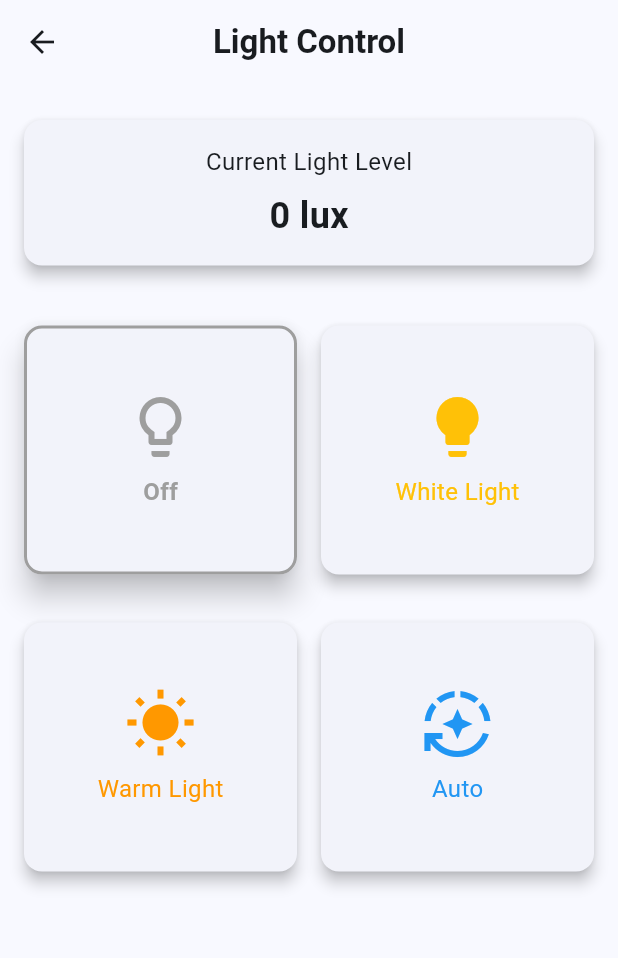
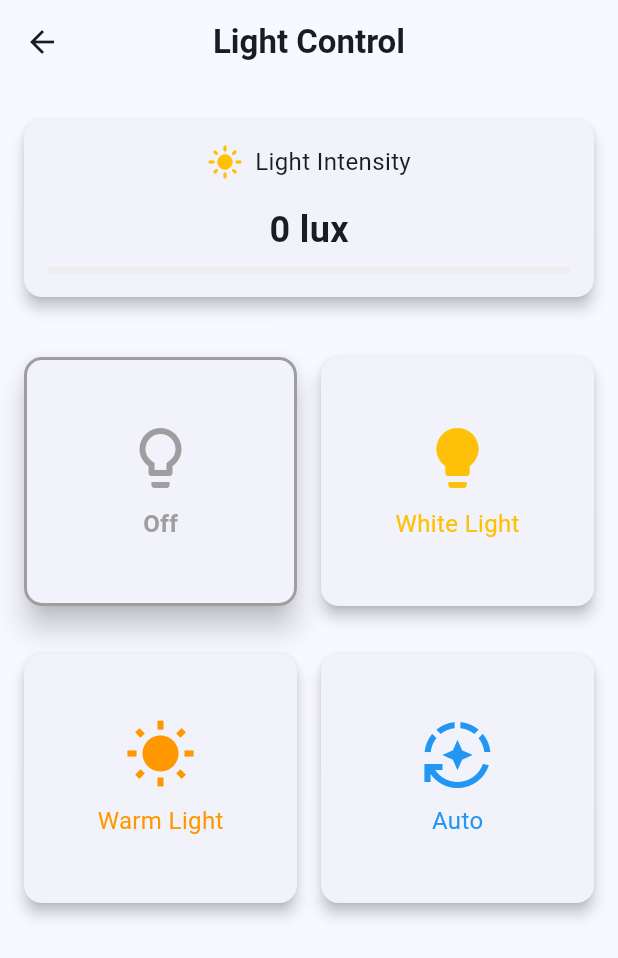
Before and after one commit to nirmalfernando/Smart-Workplace-Wellness-System, a Flutter app: the screen it shows after launch, after a tap on "Light Intensity", on a phone screen of 412 x 824 dp. Shown: the top 958 px of the screen. Run offline on Flutter 3.47's test engine with Material 3 defaults, Android fonts, the phone set to English and light mode, and no system bars; our stand-ins replace firebase_auth, firebase_core, firebase_database, fl_chart, flutter_local_notifications, fluttertoast; accounts and stored records are empty.

Commit message:
Update light_control.dart

```diff
--- a/frontend/lib/screens/light_control.dart
+++ b/frontend/lib/screens/light_control.dart
@@ -14,10 +14,52 @@ class LightControlScreen extends StatefulWidget {
 }
 
 class _LightControlScreenState extends State<LightControlScreen> {
+  // Database references for both controls and sensor readings
   final DatabaseReference _database = FirebaseDatabase.instance.ref('lights');
+  final DatabaseReference _sensorDatabase = FirebaseDatabase.instance.ref('sensors');
+
+  // Stream for real-time light sensor updates
+  late final Stream<DatabaseEvent> _lightStream;
+
   String _currentMode = 'off';
   double _intensity = 0.5;
   bool _isLoading = false;
+
+  // Track the latest sensor reading
+  int _currentLightLevel = 0;
+  bool _hasStreamError = false;
+
+  @override
+  void initState() {
+    super.initState();
+    _currentLightLevel = widget.currentLightLevel;
+    _initializeStream();
+  }
+
+  void _initializeStream() {
+    // Set up the stream as a broadcast stream for multiple listeners
+    _lightStream = _sensorDatabase.child('light')
+        .onValue
+        .asBroadcastStream();
+
+    // Listen to the stream for updates
+    _lightStream.listen(
+      (event) {
+        setState(() {
+          _currentLightLevel = event.snapshot.value as int? ?? 0;
+          _hasStreamError = false;
+        });
+      },
+      onError: (error) {
+        setState(() {
+          _hasStreamError = true;
+        });
+        ScaffoldMessenger.of(context).showSnackBar(
+          SnackBar(content: Text('Error receiving sensor updates: $error')),
+        );
+      },
+    );
+  }
 
   Future<void> _updateLightSettings(String mode, [double? intensity]) async {
     setState(() => _isLoading = true);
@@ -74,6 +116,67 @@ class _LightControlScreenState extends State<LightControlScreen> {
     );
   }
 
+  // New widget to display real-time light level with animation
+  Widget _buildLightLevelIndicator() {
+    return Card(
+      child: Padding(
+        padding: const EdgeInsets.all(16.0),
+        child: Column(
+          children: [
+            Row(
+              mainAxisAlignment: MainAxisAlignment.center,
+              children: [
+                Icon(
+                  Icons.light_mode,
+                  color: Colors.amber,
+                  size: 24,
+                ),
+                const SizedBox(width: 8),
+                const Text(
+                  'Light Intensity',
+                  style: TextStyle(fontSize: 16),
+                ),
+              ],
+            ),
+            const SizedBox(height: 16),
+            if (_hasStreamError)
+              const Text(
+                'Error receiving updates',
+                style: TextStyle(color: Colors.red),
+              )
+            else
+              TweenAnimationBuilder<double>(
+                tween: Tween<double>(
+                  begin: widget.currentLightLevel.toDouble(),
+                  end: _currentLightLevel.toDouble(),
+                ),
+                duration: const Duration(milliseconds: 500),
+                builder: (context, value, child) {
+                  return Column(
+                    children: [
+                      Text(
+                        '${value.round()} lux',
+                        style: const TextStyle(
+                          fontSize: 24,
+                          fontWeight: FontWeight.bold,
+                        ),
+                      ),
+                      const SizedBox(height: 8),
+                      LinearProgressIndicator(
+                        value: value / 1000, // Assuming max value of 1000 lux
+                        backgroundColor: Colors.grey[200],
+                        color: Colors.amber,
+                      ),
+                    ],
+                  );
+                },
+              ),
+          ],
+        ),
+      ),
+    );
+  }
+
   @override
   Widget build(BuildContext context) {
     return Scaffold(
@@ -88,28 +191,8 @@ class _LightControlScreenState extends State<LightControlScreen> {
             child: Column(
               crossAxisAlignment: CrossAxisAlignment.stretch,
               children: [
-                // Current light level indicator
-                Card(
-                  child: Padding(
-                    padding: const EdgeInsets.all(16.0),
-                    child: Column(
-                      children: [
-                        const Text(
-                          'Current Light Level',
-                          style: TextStyle(fontSize: 16),
-                        ),
-                        const SizedBox(height: 8),
-                        Text(
-                          '${widget.currentLightLevel} lux',
-                          style: const TextStyle(
-                            fontSize: 24,
-                            fontWeight: FontWeight.bold,
-                          ),
-                        ),
-                      ],
-                    ),
-                  ),
-                ),
+                // Real-time light level indicator
+                _buildLightLevelIndicator(),
                 const SizedBox(height: 24),
 
                 // Light mode selection
```
